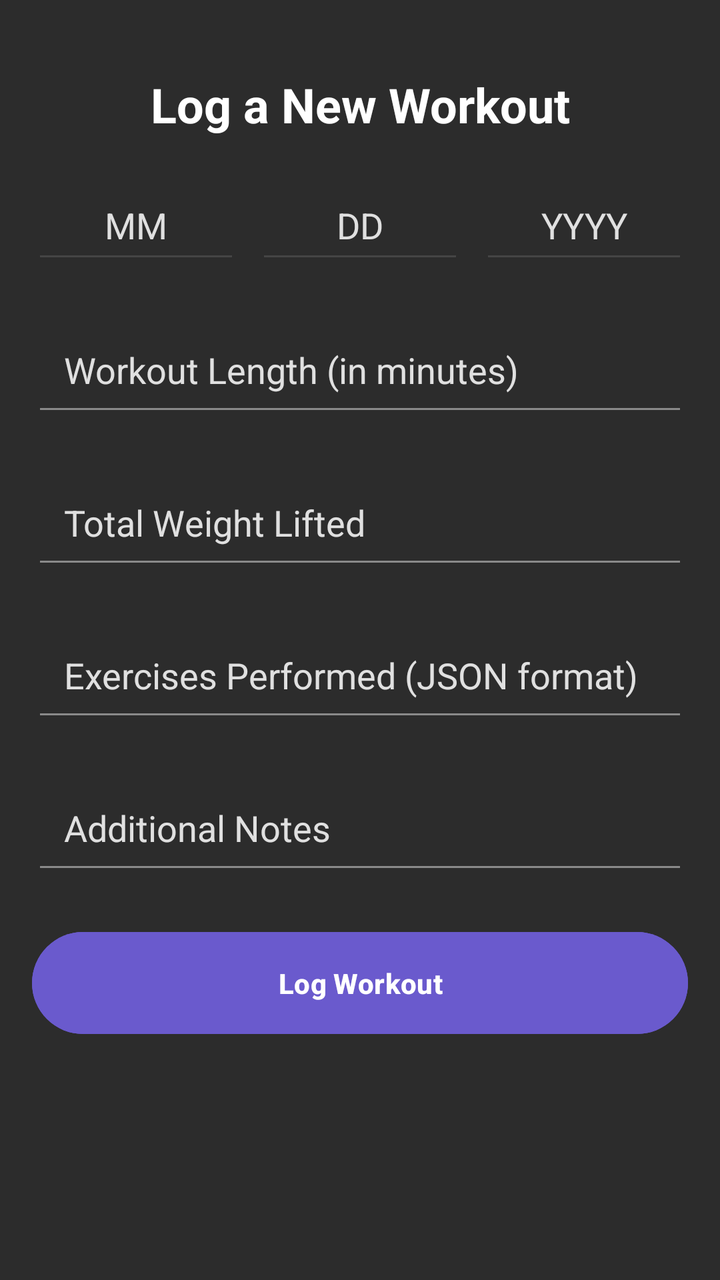
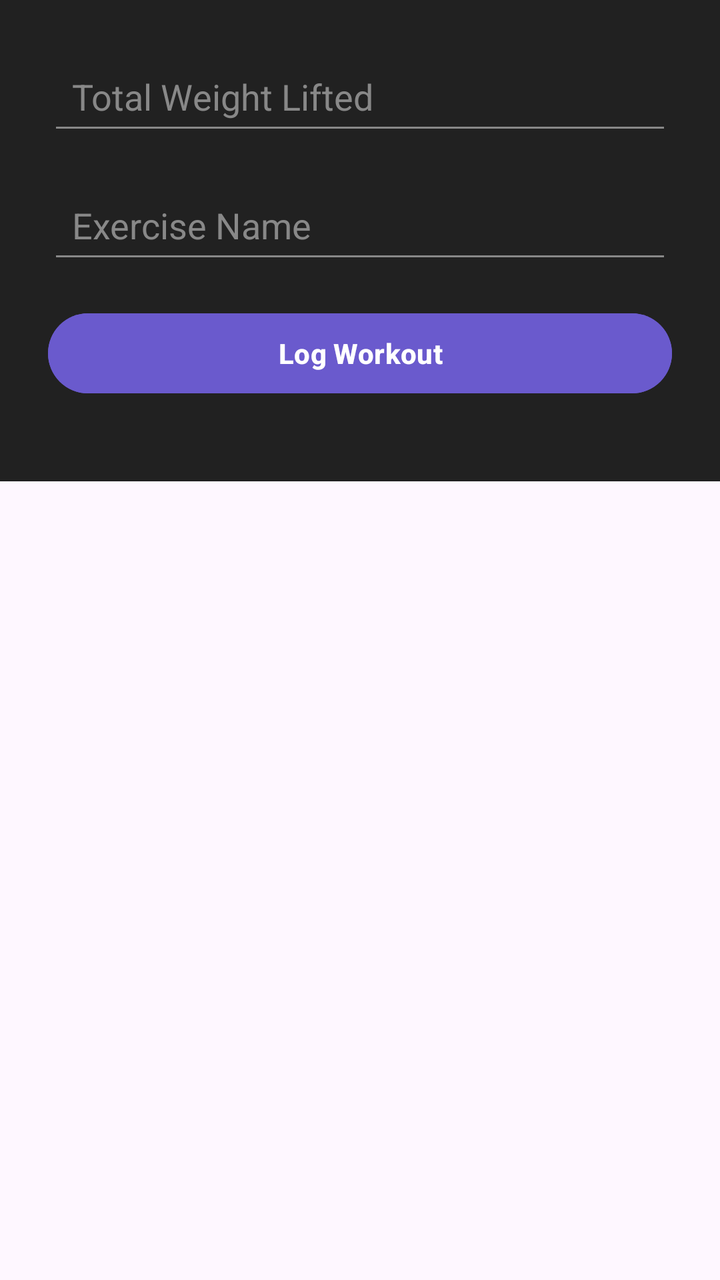

The first picture is an Android layout as it rendered before a commit; the second is the same layout after the commit. The layout source and the unified diff follow.
<!-- AndroidManifest.xml: application theme Theme.AndroidExample -->
<!-- res/layout/activity_log_workout.xml -->
<?xml version="1.0" encoding="utf-8"?>
<androidx.constraintlayout.widget.ConstraintLayout
    xmlns:android="http://schemas.android.com/apk/res/android"
    xmlns:app="http://schemas.android.com/apk/res-auto"
    android:layout_width="match_parent"
    android:layout_height="match_parent"
    android:padding="16dp"
    android:background="#2C2C2C"> 

    
    <TextView
        android:id="@+id/title_log_workout"
        android:layout_width="wrap_content"
        android:layout_height="wrap_content"
        android:text="Log a New Workout"
        android:textSize="24sp"
        android:textStyle="bold"
        android:textColor="#FFFFFF"
        app:layout_constraintTop_toTopOf="parent"
        app:layout_constraintStart_toStartOf="parent"
        app:layout_constraintEnd_toEndOf="parent"
        android:layout_marginTop="20dp" />

    
    <LinearLayout
        android:id="@+id/date_input_section"
        android:layout_width="match_parent"
        android:layout_height="wrap_content"
        android:orientation="horizontal"
        app:layout_constraintTop_toBottomOf="@id/title_log_workout"
        app:layout_constraintStart_toStartOf="parent"
        app:layout_constraintEnd_toEndOf="parent"
        android:layout_marginTop="20dp">

        
        <EditText
            android:id="@+id/log_month_edt"
            android:layout_width="0dp"
            android:layout_height="wrap_content"
            android:layout_weight="1"
            android:hint="MM"
            android:inputType="number"
            android:backgroundTint="#454545"
            android:textColor="#FFFFFF"
            android:textColorHint="#E0E0E0"
            android:padding="12dp"
            android:gravity="center" />

        
        <EditText
            android:id="@+id/log_day_edt"
            android:layout_width="0dp"
            android:layout_height="wrap_content"
            android:layout_weight="1"
            android:hint="DD"
            android:inputType="number"
            android:backgroundTint="#454545"
            android:textColor="#FFFFFF"
            android:textColorHint="#E0E0E0"
            android:padding="12dp"
            android:gravity="center"
            android:layout_marginLeft="8dp" />

        
        <EditText
            android:id="@+id/log_year_edt"
            android:layout_width="0dp"
            android:layout_height="wrap_content"
            android:layout_weight="1"
            android:hint="YYYY"
            android:inputType="number"
            android:backgroundTint="#454545"
            android:textColor="#FFFFFF"
            android:textColorHint="#E0E0E0"
            android:padding="12dp"
            android:gravity="center"
            android:layout_marginLeft="8dp" />
    </LinearLayout>

    
    <EditText
        android:id="@+id/workout_length_edt"
        android:layout_width="match_parent"
        android:layout_height="wrap_content"
        android:hint="Workout Length (in minutes)"
        android:inputType="number"
        android:padding="16dp"
        android:backgroundTint="#8A8A8A"
        android:textColorHint="#E0E0E0"
        android:textColor="#FFFFFF"
        app:layout_constraintTop_toBottomOf="@id/date_input_section"
        app:layout_constraintStart_toStartOf="parent"
        app:layout_constraintEnd_toEndOf="parent"
        android:layout_marginTop="20dp" />

    
    <EditText
        android:id="@+id/total_weight_edt"
        android:layout_width="match_parent"
        android:layout_height="wrap_content"
        android:hint="Total Weight Lifted"
        android:inputType="numberDecimal"
        android:padding="16dp"
        android:backgroundTint="#8A8A8A"
        android:textColorHint="#E0E0E0"
        android:textColor="#FFFFFF"
        app:layout_constraintTop_toBottomOf="@id/workout_length_edt"
        app:layout_constraintStart_toStartOf="parent"
        app:layout_constraintEnd_toEndOf="parent"
        android:layout_marginTop="20dp" />

    
    <EditText
        android:id="@+id/exercises_performed_edt"
        android:layout_width="match_parent"
        android:layout_height="wrap_content"
        android:hint="Exercises Performed (JSON format)"
        android:inputType="textMultiLine"
        android:padding="16dp"
        android:backgroundTint="#8A8A8A"
        android:textColorHint="#E0E0E0"
        android:textColor="#FFFFFF"
        app:layout_constraintTop_toBottomOf="@id/total_weight_edt"
        app:layout_constraintStart_toStartOf="parent"
        app:layout_constraintEnd_toEndOf="parent"
        android:layout_marginTop="20dp" />

    
    <EditText
        android:id="@+id/notes_edt"
        android:layout_width="match_parent"
        android:layout_height="wrap_content"
        android:hint="Additional Notes"
        android:inputType="textMultiLine"
        android:padding="16dp"
        android:backgroundTint="#8A8A8A"
        android:textColorHint="#E0E0E0"
        android:textColor="#FFFFFF"
        app:layout_constraintTop_toBottomOf="@id/exercises_performed_edt"
        app:layout_constraintStart_toStartOf="parent"
        app:layout_constraintEnd_toEndOf="parent"
        android:layout_marginTop="20dp" />

    
    <Button
        android:id="@+id/log_workout_btn"
        android:layout_width="match_parent"
        android:layout_height="wrap_content"
        android:text="Log Workout"
        android:padding="16dp"
        android:backgroundTint="#6A5ACD"
        android:textColor="#FFFFFF"
        android:textStyle="bold"
        android:layout_marginTop="20dp"
        app:layout_constraintTop_toBottomOf="@id/notes_edt"
        app:layout_constraintStart_toStartOf="parent"
        app:layout_constraintEnd_toEndOf="parent" />

</androidx.constraintlayout.widget.ConstraintLayout>
<!-- resources referenced by this layout -->
<resources>
  <style name="Theme.AndroidExample" parent="Base.Theme.AndroidExample" />
  <style name="Base.Theme.AndroidExample" parent="Theme.Material3.DayNight.NoActionBar">
          
          
      </style>
</resources>

<!-- the commit's change to res/layout/activity_log_workout.xml (unified diff, before → after) -->
@@ -1,159 +1,50 @@
 <?xml version="1.0" encoding="utf-8"?>
-<androidx.constraintlayout.widget.ConstraintLayout
-    xmlns:android="http://schemas.android.com/apk/res/android"
-    xmlns:app="http://schemas.android.com/apk/res-auto"
+<ScrollView xmlns:android="http://schemas.android.com/apk/res/android"
     android:layout_width="match_parent"
-    android:layout_height="match_parent"
-    android:padding="16dp"
-    android:background="#2C2C2C"> 
+    android:layout_height="match_parent">
 
-    
-    <TextView
-        android:id="@+id/title_log_workout"
-        android:layout_width="wrap_content"
-        android:layout_height="wrap_content"
-        android:text="Log a New Workout"
-        android:textSize="24sp"
-        android:textStyle="bold"
-        android:textColor="#FFFFFF"
-        app:layout_constraintTop_toTopOf="parent"
-        app:layout_constraintStart_toStartOf="parent"
-        app:layout_constraintEnd_toEndOf="parent"
-        android:layout_marginTop="20dp" />
-
-    
     <LinearLayout
-        android:id="@+id/date_input_section"
         android:layout_width="match_parent"
         android:layout_height="wrap_content"
-        android:orientation="horizontal"
-        app:layout_constraintTop_toBottomOf="@id/title_log_workout"
-        app:layout_constraintStart_toStartOf="parent"
-        app:layout_constraintEnd_toEndOf="parent"
-        android:layout_marginTop="20dp">
+        android:orientation="vertical"
+        android:padding="24dp"
+        android:background="#212121">
 
         
         <EditText
-            android:id="@+id/log_month_edt"
-            android:layout_width="0dp"
+            android:id="@+id/total_weight_edt"
+            android:layout_width="match_parent"
             android:layout_height="wrap_content"
-            android:layout_weight="1"
-            android:hint="MM"
-            android:inputType="number"
-            android:backgroundTint="#454545"
+            android:hint="Total Weight Lifted"
+            android:inputType="numberDecimal"
+            android:padding="12dp"
             android:textColor="#FFFFFF"
-            android:textColorHint="#E0E0E0"
-            android:padding="12dp"
-            android:gravity="center" />
+            android:textColorHint="#888888"
+            android:backgroundTint="#888888"
+            android:layout_marginBottom="16dp" />
 
         
         <EditText
-            android:id="@+id/log_day_edt"
-            android:layout_width="0dp"
+            android:id="@+id/exercise_name_edt"
+            android:layout_width="match_parent"
             android:layout_height="wrap_content"
-            android:layout_weight="1"
-            android:hint="DD"
-            android:inputType="number"
-            android:backgroundTint="#454545"
+            android:hint="Exercise Name"
+            android:inputType="text"
+            android:padding="12dp"
             android:textColor="#FFFFFF"
-            android:textColorHint="#E0E0E0"
-            android:padding="12dp"
-            android:gravity="center"
-            android:layout_marginLeft="8dp" />
+            android:textColorHint="#888888"
+            android:backgroundTint="#888888"
+            android:layout_marginBottom="16dp" />
 
         
-        <EditText
-            android:id="@+id/log_year_edt"
-            android:layout_width="0dp"
+        <Button
+            android:id="@+id/log_workout_btn"
+            android:layout_width="match_parent"
             android:layout_height="wrap_content"
-            android:layout_weight="1"
-            android:hint="YYYY"
-            android:inputType="number"
-            android:backgroundTint="#454545"
+            android:text="Log Workout"
             android:textColor="#FFFFFF"
-            android:textColorHint="#E0E0E0"
-            android:padding="12dp"
-            android:gravity="center"
-            android:layout_marginLeft="8dp" />
+            android:backgroundTint="#6A5ACD"
+            android:textStyle="bold"
+            android:layout_marginBottom="16dp" />
     </LinearLayout>
-
-    
-    <EditText
-        android:id="@+id/workout_length_edt"
-        android:layout_width="match_parent"
-        android:layout_height="wrap_content"
-        android:hint="Workout Length (in minutes)"
-        android:inputType="number"
-        android:padding="16dp"
-        android:backgroundTint="#8A8A8A"
-        android:textColorHint="#E0E0E0"
-        android:textColor="#FFFFFF"
-        app:layout_constraintTop_toBottomOf="@id/date_input_section"
-        app:layout_constraintStart_toStartOf="parent"
-        app:layout_constraintEnd_toEndOf="parent"
-        android:layout_marginTop="20dp" />
-
-    
-    <EditText
-        android:id="@+id/total_weight_edt"
-        android:layout_width="match_parent"
-        android:layout_height="wrap_content"
-        android:hint="Total Weight Lifted"
-        android:inputType="numberDecimal"
-        android:padding="16dp"
-        android:backgroundTint="#8A8A8A"
-        android:textColorHint="#E0E0E0"
-        android:textColor="#FFFFFF"
-        app:layout_constraintTop_toBottomOf="@id/workout_length_edt"
-        app:layout_constraintStart_toStartOf="parent"
-        app:layout_constraintEnd_toEndOf="parent"
-        android:layout_marginTop="20dp" />
-
-    
-    <EditText
-        android:id="@+id/exercises_performed_edt"
-        android:layout_width="match_parent"
-        android:layout_height="wrap_content"
-        android:hint="Exercises Performed (JSON format)"
-        android:inputType="textMultiLine"
-        android:padding="16dp"
-        android:backgroundTint="#8A8A8A"
-        android:textColorHint="#E0E0E0"
-        android:textColor="#FFFFFF"
-        app:layout_constraintTop_toBottomOf="@id/total_weight_edt"
-        app:layout_constraintStart_toStartOf="parent"
-        app:layout_constraintEnd_toEndOf="parent"
-        android:layout_marginTop="20dp" />
-
-    
-    <EditText
-        android:id="@+id/notes_edt"
-        android:layout_width="match_parent"
-        android:layout_height="wrap_content"
-        android:hint="Additional Notes"
-        android:inputType="textMultiLine"
-        android:padding="16dp"
-        android:backgroundTint="#8A8A8A"
-        android:textColorHint="#E0E0E0"
-        android:textColor="#FFFFFF"
-        app:layout_constraintTop_toBottomOf="@id/exercises_performed_edt"
-        app:layout_constraintStart_toStartOf="parent"
-        app:layout_constraintEnd_toEndOf="parent"
-        android:layout_marginTop="20dp" />
-
-    
-    <Button
-        android:id="@+id/log_workout_btn"
-        android:layout_width="match_parent"
-        android:layout_height="wrap_content"
-        android:text="Log Workout"
-        android:padding="16dp"
-        android:backgroundTint="#6A5ACD"
-        android:textColor="#FFFFFF"
-        android:textStyle="bold"
-        android:layout_marginTop="20dp"
-        app:layout_constraintTop_toBottomOf="@id/notes_edt"
-        app:layout_constraintStart_toStartOf="parent"
-        app:layout_constraintEnd_toEndOf="parent" />
-
-</androidx.constraintlayout.widget.ConstraintLayout>
+</ScrollView>
